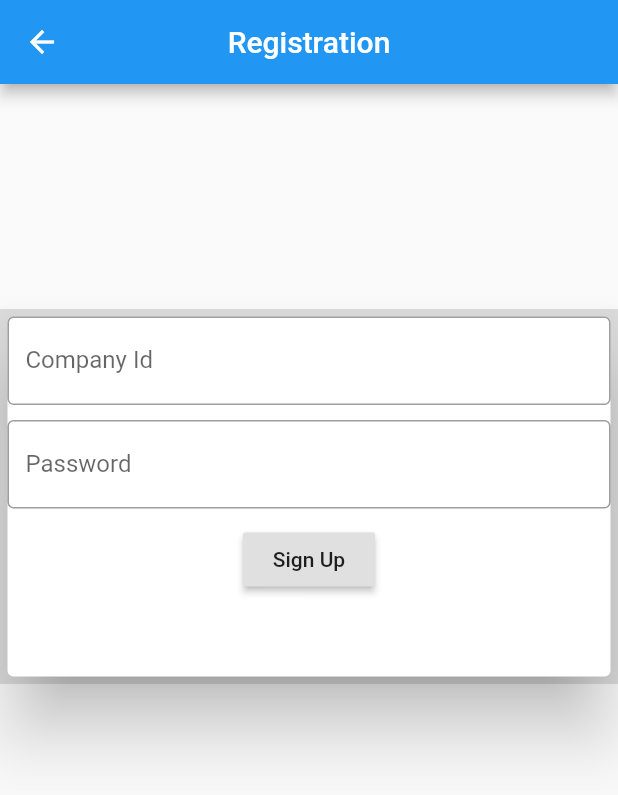
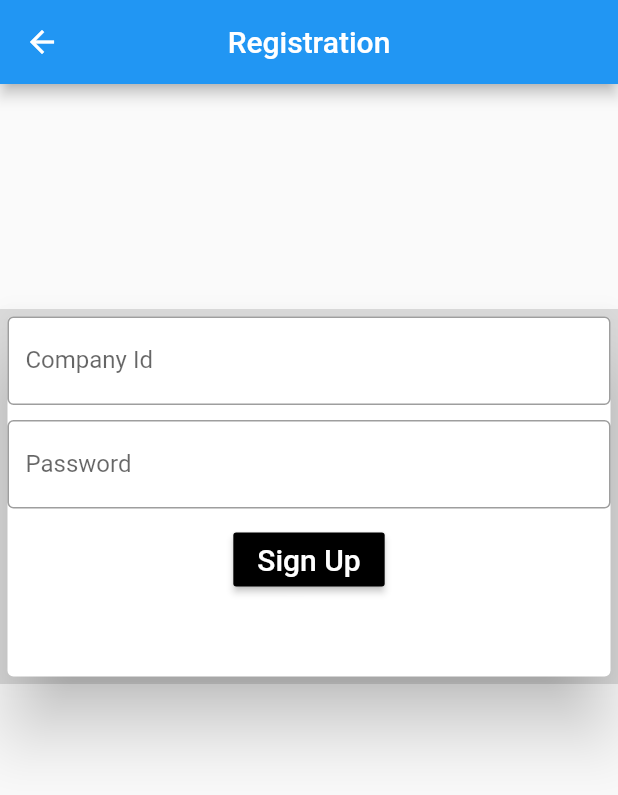
Before and after one commit to ZakariaRahim/attendance, a Flutter app: the screen it shows after launch, after a tap on "Sign Up", on a phone screen of 412 x 824 dp. Shown: the top 795 px of the screen. Run offline on Flutter 3.47's test engine with Material 2 defaults, Android fonts, the phone set to English and light mode, and no system bars.

Commit message:
'remove_stless'

```diff
--- a/lib/main.dart
+++ b/lib/main.dart
@@ -6,8 +6,8 @@ import 'package:attenndance/registration.dart';
 
 
 
-void main()=>runApp(MyApp());
-class MyApp extends StatelessWidget {
+void main ()=>runApp(MyApp());
+class MyApp extends StatelessWidget  {
   static const String id='main';
   // This widget is the root of your application.
   @override
@@ -24,8 +24,8 @@ class MyApp extends StatelessWidget {
       // initialRoute:MyApp.id ,
       routes: {
         MyApp.id:(context)=>MyApp(),
-     Dash.id:(context)=>Dash(),
-      RegistrationWidget.id:(context)=> RegistrationWidget(),
+     Mydash.id:(context)=>Mydash(),
+      Registration.id:(context)=> Registration(),
 
 
 
@@ -104,7 +104,7 @@ class _Login extends State<Login> {
             color: Colors.black,
             onPressed: (){
               //do something here. e.g submit User data for login upon clicked
-              Navigator.pushNamed(context, Dash.id);
+              Navigator.pushNamed(context, Mydash.id);
             },
             child: Text('Sign in',
               style: TextStyle(
@@ -128,7 +128,7 @@ class _Login extends State<Login> {
               color: Colors.black,
               onPressed: (){
                 //do something here. e.g route to registration section
-                Navigator.pushNamed(context, RegistrationWidget.id);
+                Navigator.pushNamed(context, Registration.id);
               },
               child: Text('Sign Up',
                 style: TextStyle(
--- a/lib/registration.dart
+++ b/lib/registration.dart
@@ -1,11 +1,16 @@
 import 'package:flutter/material.dart';
 
 
-
-class RegistrationWidget extends StatelessWidget {
+class Registration extends StatefulWidget {
   static const String id='registration';
   @override
+  _RegistrationState createState() => _RegistrationState();
+}
+
+class _RegistrationState extends State<Registration> {
+  @override
   Widget build(BuildContext context) {
+
     return Scaffold(
       appBar: AppBar(
         title: Text(
@@ -19,23 +24,7 @@ class RegistrationWidget extends StatelessWidget {
         width: 550.0,
         height: 250.0,
         color: Colors.black12,
-        child:Registration(),
-
-      ),
-    );
-  }
-}
-
-class Registration extends StatefulWidget {
-  @override
-  _RegistrationState createState() => _RegistrationState();
-}
-
-class _RegistrationState extends State<Registration> {
-  @override
-  Widget build(BuildContext context) {
-
-    return  Card(
+        child:  Card(
           elevation: 20.0,
           child: Column(
             children: [
@@ -62,17 +51,22 @@ class _RegistrationState extends State<Registration> {
                 height: 10.0,
               ),
               RaisedButton(
+                color: Colors.black,
+                textColor: Colors.white,
                 onPressed: (){
                   //do something here. e.g submit User data
                 },
                 child: Text('Sign Up',
                   style: TextStyle(
-
+                 fontSize: 20.0
                   ),),
               ),
             ],
           ),
           //  if there are more to add, just copy and paste from the above.
+        ),
+
+      ),
     );
   }
 }
```
Also changed, not shown: lib/dash.dart (+17 -15 lines). Lines whose indentation alone changed are shown as unchanged.
